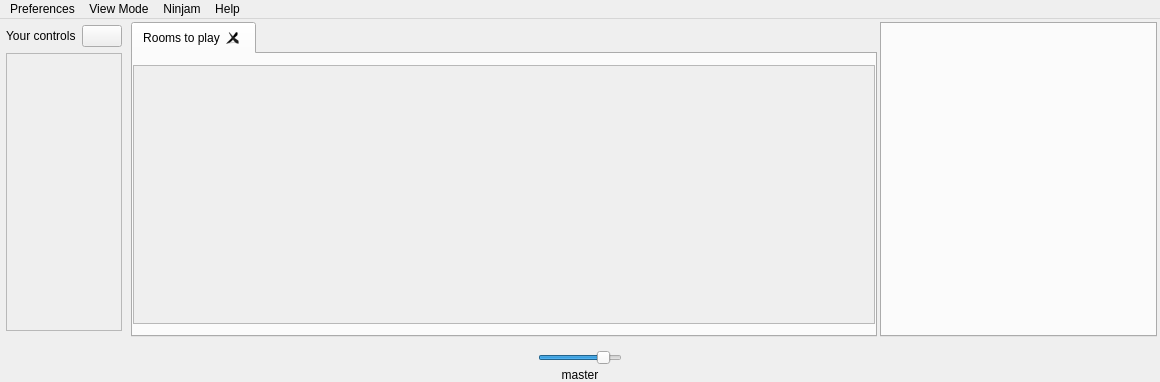
Old version of the form src/gui/MainWindow.ui in the repository elieserdejesus/JamTaba.
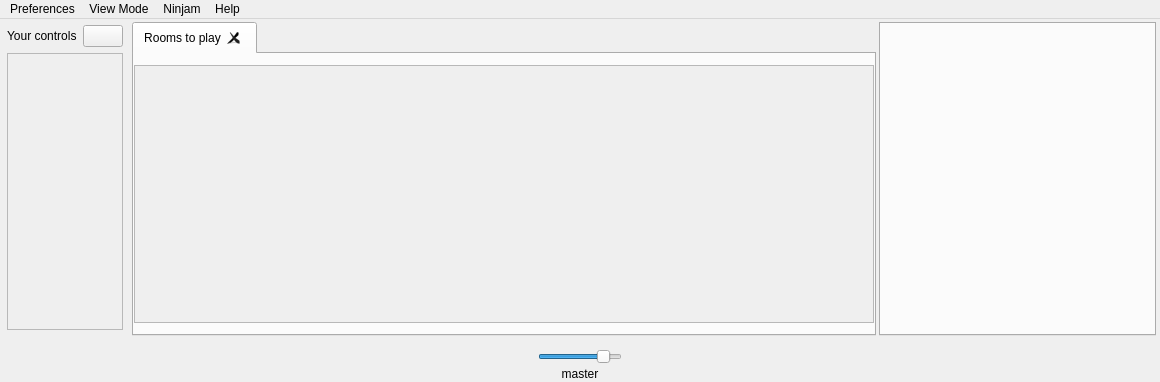
New version of the form. Icons and pictures are not drawn. Custom widgets are drawn as their Qt base class.

Commit message: draing a border in main window and improving bottom panel colors

```diff
--- a/src/gui/MainWindow.ui
+++ b/src/gui/MainWindow.ui
@@ -23,16 +23,16 @@
      <enum>QLayout::SetDefaultConstraint</enum>
     </property>
     <property name="leftMargin">
-     <number>0</number>
+     <number>1</number>
     </property>
     <property name="topMargin">
      <number>3</number>
     </property>
     <property name="rightMargin">
-     <number>0</number>
+     <number>1</number>
     </property>
     <property name="bottomMargin">
-     <number>0</number>
+     <number>1</number>
     </property>
     <property name="spacing">
      <number>3</number>
@@ -114,8 +114,8 @@
                <rect>
                 <x>0</x>
                 <y>0</y>
-                <width>753</width>
-                <height>238</height>
+                <width>751</width>
+                <height>237</height>
                </rect>
               </property>
               <layout class="QVBoxLayout" name="verticalLayout_6">
@@ -437,7 +437,7 @@
             <x>0</x>
             <y>0</y>
             <width>99</width>
-            <height>247</height>
+            <height>246</height>
            </rect>
           </property>
           <layout class="QHBoxLayout" name="localTracksLayout">
```
The commit also changes 2 other files.
